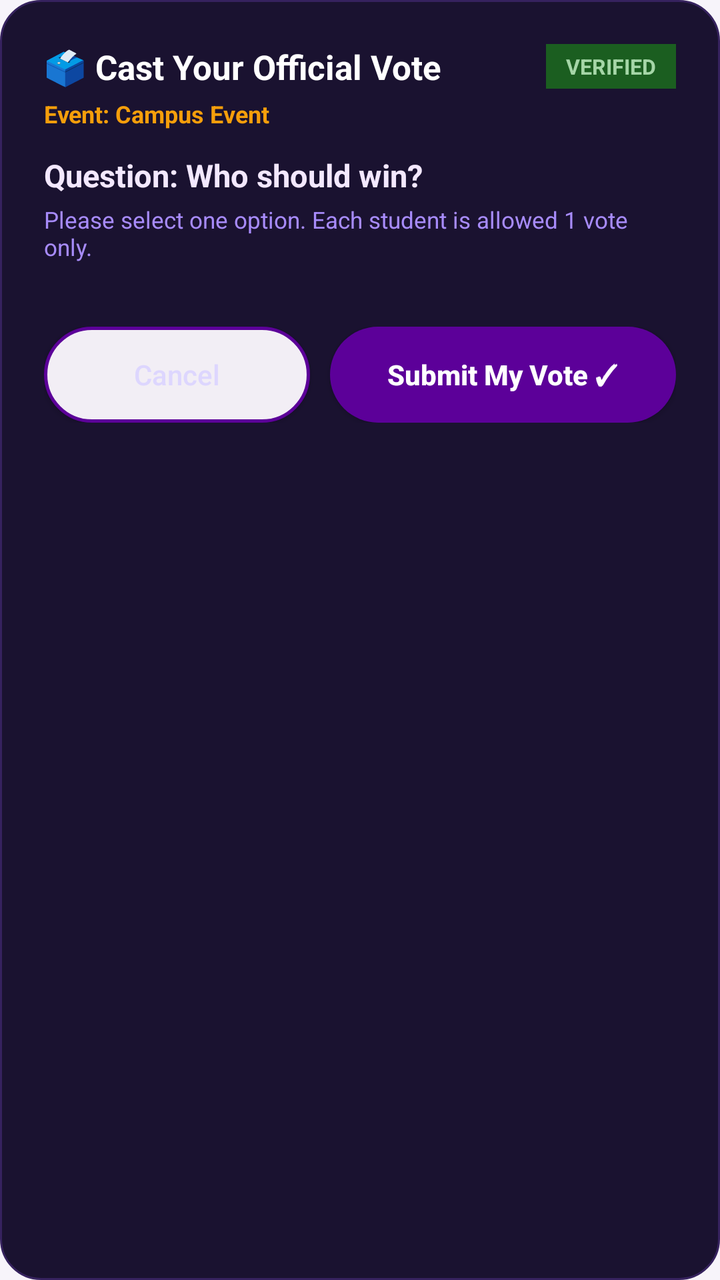
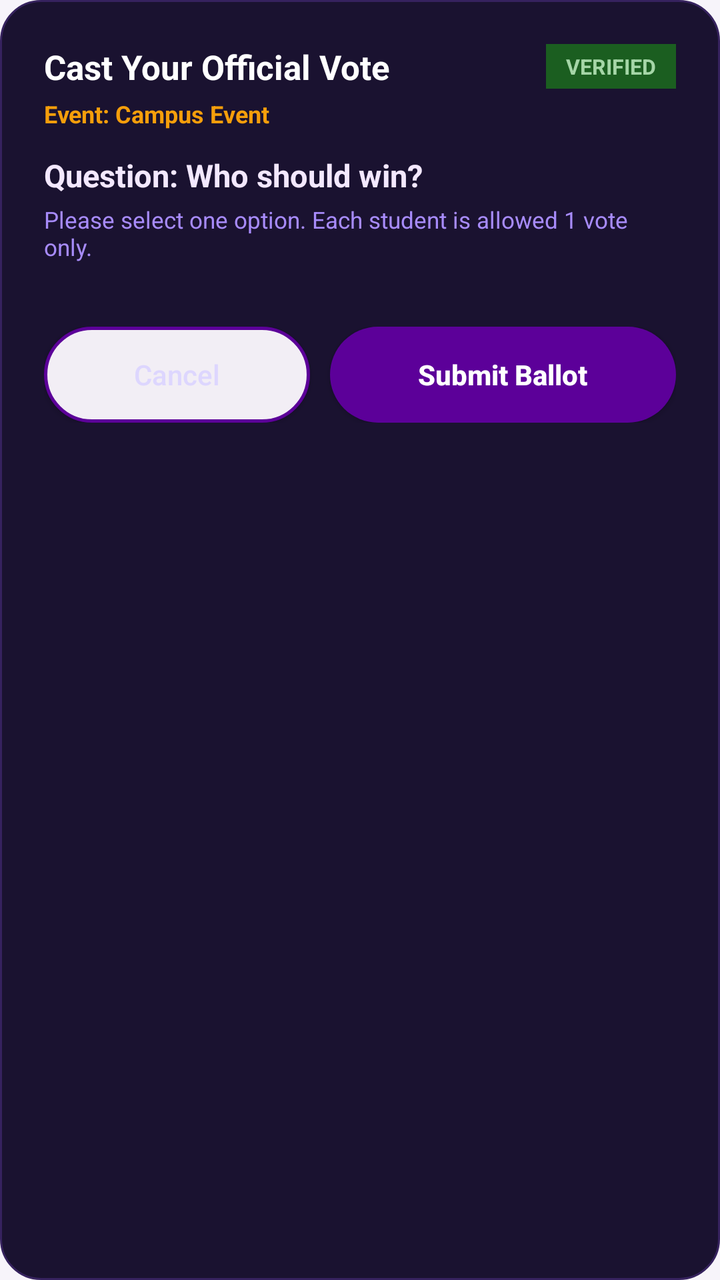

An Android layout rendered at two revisions. The XML below is the earlier revision; the diff shows what the commit changed to produce the second picture.
<!-- AndroidManifest.xml: application theme Theme.TCA_APP -->
<!-- res/layout/dialog_cast_vote.xml -->
<?xml version="1.0" encoding="utf-8"?>
<ScrollView xmlns:android="http://schemas.android.com/apk/res/android"
    xmlns:app="http://schemas.android.com/apk/res-auto"
    android:layout_width="match_parent"
    android:layout_height="wrap_content"
    android:background="@drawable/bg_scanner_chip"
    android:overScrollMode="never">

    <LinearLayout
        android:layout_width="match_parent"
        android:layout_height="wrap_content"
        android:orientation="vertical"
        android:padding="22dp">

        <LinearLayout
            android:layout_width="match_parent"
            android:layout_height="wrap_content"
            android:gravity="center_vertical"
            android:orientation="horizontal">

            <TextView
                android:layout_width="0dp"
                android:layout_height="wrap_content"
                android:layout_weight="1"
                android:fontFamily="sans-serif-bold"
                android:text="🗳️ Cast Your Official Vote"
                android:textColor="#FFFFFF"
                android:textSize="17sp"
                android:textStyle="bold" />

            <TextView
                android:layout_width="wrap_content"
                android:layout_height="wrap_content"
                android:background="#1B5E20"
                android:paddingHorizontal="10dp"
                android:paddingVertical="4dp"
                android:text="VERIFIED"
                android:textColor="#A5D6A7"
                android:textSize="10.5sp"
                android:textStyle="bold" />
        </LinearLayout>

        <TextView
            android:id="@+id/tvVoteEventTitle"
            android:layout_width="wrap_content"
            android:layout_height="wrap_content"
            android:layout_marginTop="4dp"
            android:text="Event: Campus Event"
            android:textColor="#F59E0B"
            android:textSize="12sp"
            android:textStyle="bold" />

        <TextView
            android:id="@+id/tvVoteQuestion"
            android:layout_width="match_parent"
            android:layout_height="wrap_content"
            android:layout_marginTop="12dp"
            android:fontFamily="sans-serif-bold"
            android:text="Question: Who should win?"
            android:textColor="#F3E8FF"
            android:textSize="15.5sp"
            android:textStyle="bold" />

        <TextView
            android:layout_width="wrap_content"
            android:layout_height="wrap_content"
            android:layout_marginTop="4dp"
            android:text="Please select one option. Each student is allowed 1 vote only."
            android:textColor="#A78BFA"
            android:textSize="11.5sp" />

        
        <RadioGroup
            android:id="@+id/rgVoteOptions"
            android:layout_width="match_parent"
            android:layout_height="wrap_content"
            android:layout_marginTop="14dp" />

        <ProgressBar
            android:id="@+id/pbSubmittingVote"
            android:layout_width="32dp"
            android:layout_height="32dp"
            android:layout_gravity="center_horizontal"
            android:layout_marginTop="12dp"
            android:indeterminateTint="#F59E0B"
            android:visibility="gone" />

        
        <LinearLayout
            android:layout_width="match_parent"
            android:layout_height="wrap_content"
            android:layout_marginTop="18dp"
            android:orientation="horizontal">

            <androidx.appcompat.widget.AppCompatButton
                android:id="@+id/btnCancelVote"
                android:layout_width="0dp"
                android:layout_height="48dp"
                android:layout_weight="1"
                android:background="@drawable/bg_btn_dialog_cancel"
                android:text="Cancel"
                android:textAllCaps="false"
                android:textColor="#DDD6FE"
                android:textSize="14sp" />

            <androidx.appcompat.widget.AppCompatButton
                android:id="@+id/btnSubmitVote"
                android:layout_width="0dp"
                android:layout_height="48dp"
                android:layout_marginStart="10dp"
                android:layout_weight="1.3"
                android:background="@drawable/bg_purple_button"
                android:text="Submit My Vote ✓"
                android:textAllCaps="false"
                android:textColor="#FFFFFF"
                android:textSize="14sp"
                android:textStyle="bold" />
        </LinearLayout>

    </LinearLayout>
</ScrollView>
<!-- resources referenced by this layout -->
<resources>
  <!-- drawable bg_btn_dialog_cancel (drawable) -->
  <?xml version="1.0" encoding="utf-8"?>
  <shape xmlns:android="http://schemas.android.com/apk/res/android"
      android:shape="rectangle">
      <solid android:color="@color/input_field_bg" />
      <corners android:radius="24dp" />
      <stroke
          android:width="1.5dp"
          android:color="@color/purple_primary" />
  </shape>
  <!-- drawable bg_purple_button (drawable) -->
  <?xml version="1.0" encoding="utf-8"?>
  <ripple xmlns:android="http://schemas.android.com/apk/res/android"
      android:color="#C86BFA">
      <item>
          <shape android:shape="rectangle">
              <solid android:color="#5C0099" />
              <corners android:radius="24dp" />
          </shape>
      </item>
  </ripple>
  <!-- drawable bg_scanner_chip (drawable) -->
  <?xml version="1.0" encoding="utf-8"?>
  <shape xmlns:android="http://schemas.android.com/apk/res/android"
      android:shape="rectangle">
      <solid android:color="#1A1230" />
      <stroke android:width="1dp" android:color="#36225E" />
      <corners android:radius="20dp" />
  </shape>
  <style name="Theme.TCA_APP" parent="Base.Theme.TCA_APP" />
  <color name="input_field_bg">#F2EEF5</color>
  <color name="purple_primary">#5C0099</color>
  <style name="Base.Theme.TCA_APP" parent="Theme.Material3.DayNight.NoActionBar">
          <item name="colorPrimary">@color/purple_primary</item>
          <item name="colorOnPrimary">@color/white</item>
          <item name="colorSecondary">@color/gold_accent</item>
          <item name="colorOnSecondary">@color/text_primary</item>
          <item name="android:statusBarColor">@color/purple_dark</item>
          <item name="android:windowBackground">@color/bg_main</item>
          <item name="android:datePickerDialogTheme">@style/CustomDatePickerDialog</item>
          <item name="android:timePickerDialogTheme">@style/CustomDatePickerDialog</item>
      </style>
  <color name="white">#FFFFFF</color>
  <color name="gold_accent">#FFD500</color>
  <color name="text_primary">#23003B</color>
  <color name="purple_dark">#3D0066</color>
  <color name="bg_main">#F7F4FA</color>
  <style name="CustomDatePickerDialog" parent="Theme.MaterialComponents.DayNight.Dialog.Alert">
          <item name="colorPrimary">@color/purple_primary</item>
          <item name="colorPrimaryVariant">@color/purple_dark</item>
          <item name="colorOnPrimary">@color/white</item>
          <item name="colorSecondary">@color/gold_accent</item>
          <item name="colorOnSecondary">#000000</item>
          <item name="colorAccent">@color/gold_accent</item>
          <item name="android:colorAccent">@color/gold_accent</item>
          <item name="android:colorControlActivated">@color/gold_accent</item>
          <item name="colorSurface">@color/card_bg</item>
          <item name="colorOnSurface">@color/text_primary</item>
          <item name="android:windowBackground">@color/card_bg</item>
          <item name="android:textColorPrimary">@color/text_primary</item>
          <item name="android:textColorSecondary">@color/text_secondary</item>
          <item name="buttonBarPositiveButtonStyle">@style/CustomPickerButtonStyle</item>
          <item name="buttonBarNegativeButtonStyle">@style/CustomPickerButtonStyle</item>
          <item name="android:buttonBarPositiveButtonStyle">@style/CustomPickerButtonStyle</item>
          <item name="android:buttonBarNegativeButtonStyle">@style/CustomPickerButtonStyle</item>
      </style>
  <color name="card_bg">#FFFFFF</color>
  <color name="text_secondary">#67507A</color>
  <style name="CustomPickerButtonStyle" parent="Widget.MaterialComponents.Button.TextButton.Dialog">
          <item name="android:textColor">@color/gold_accent</item>
          <item name="android:textStyle">bold</item>
      </style>
</resources>

<!-- the commit's change to res/layout/dialog_cast_vote.xml (unified diff, before → after) -->
@@ -23,7 +23,7 @@
                 android:layout_height="wrap_content"
                 android:layout_weight="1"
                 android:fontFamily="sans-serif-bold"
-                android:text="🗳️ Cast Your Official Vote"
+                android:text="Cast Your Official Vote"
                 android:textColor="#FFFFFF"
                 android:textSize="17sp"
                 android:textStyle="bold" />
@@ -110,7 +110,7 @@
                 android:layout_marginStart="10dp"
                 android:layout_weight="1.3"
                 android:background="@drawable/bg_purple_button"
-                android:text="Submit My Vote ✓"
+                android:text="Submit Ballot"
                 android:textAllCaps="false"
                 android:textColor="#FFFFFF"
                 android:textSize="14sp"
